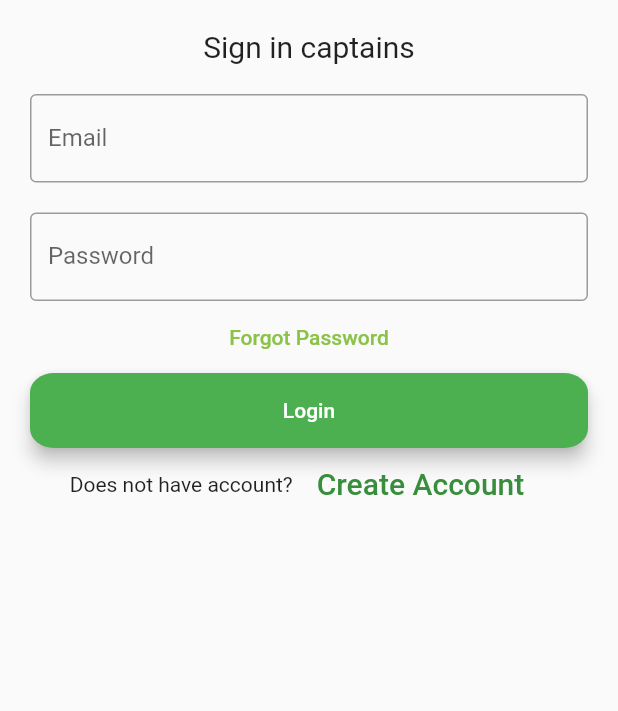
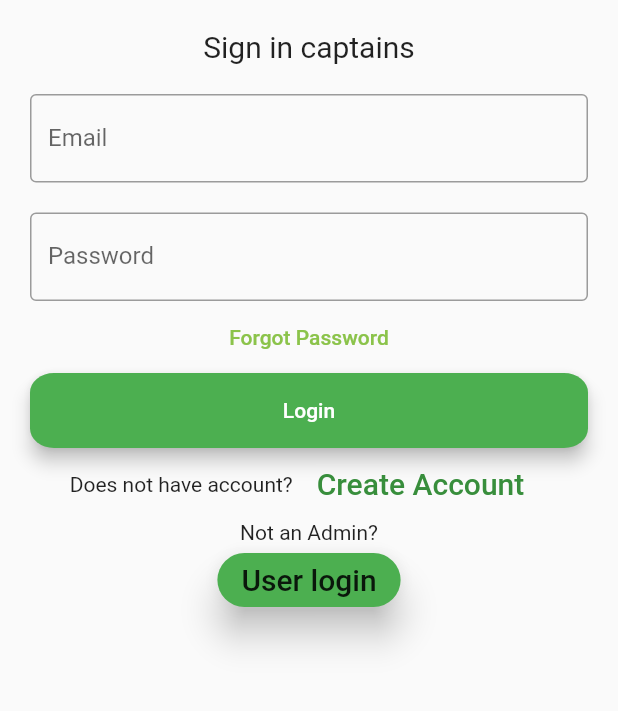
Before and after one commit to Kavindu-Gayantha/Badminton-2020, a Flutter app: the Login screen opened directly, on a phone screen of 412 x 824 dp, the part 167-878 px from its top. Run offline on Flutter 3.47's test engine with Material 2 defaults, Android fonts, the phone set to English and light mode, and no system bars.

Commit message:
added normal user button to login screen

```diff
--- a/badminton2020/lib/UI/LoginScreen/login.dart
+++ b/badminton2020/lib/UI/LoginScreen/login.dart
@@ -105,7 +105,42 @@ class _LoginState extends State<Login> {
                       )
                     ],
                     mainAxisAlignment: MainAxisAlignment.center,
-                ))
+                ),
+                ),
+                Container(
+                  child:Center(child: Text('Not an Admin?'),
+
+                  )
+
+                ),
+                 Container(
+                  child: Row(
+                    children: <Widget>[
+                      // Text('NOT AN ADMIN?'),
+                      // Text('login as just user'),
+                      RaisedButton(
+                        textColor: Colors.black87,
+                        child: Text(
+                          'User login',
+                          style: TextStyle(fontSize: 20),
+                        ),
+                        color: Colors.green,
+                        shape: RoundedRectangleBorder(borderRadius: BorderRadius.all(Radius.circular(56.0))),
+                        elevation: 10,
+                        onPressed: () {
+                          //signup screen
+                          Navigator.push(
+                            context,
+                            MaterialPageRoute(
+                              builder:(context)=>welcomescreen(),
+                               )
+                              );
+                        },
+                      )
+                    ],
+                    mainAxisAlignment: MainAxisAlignment.center,
+                ),
+                ),
               ],
             )));
   }
```
